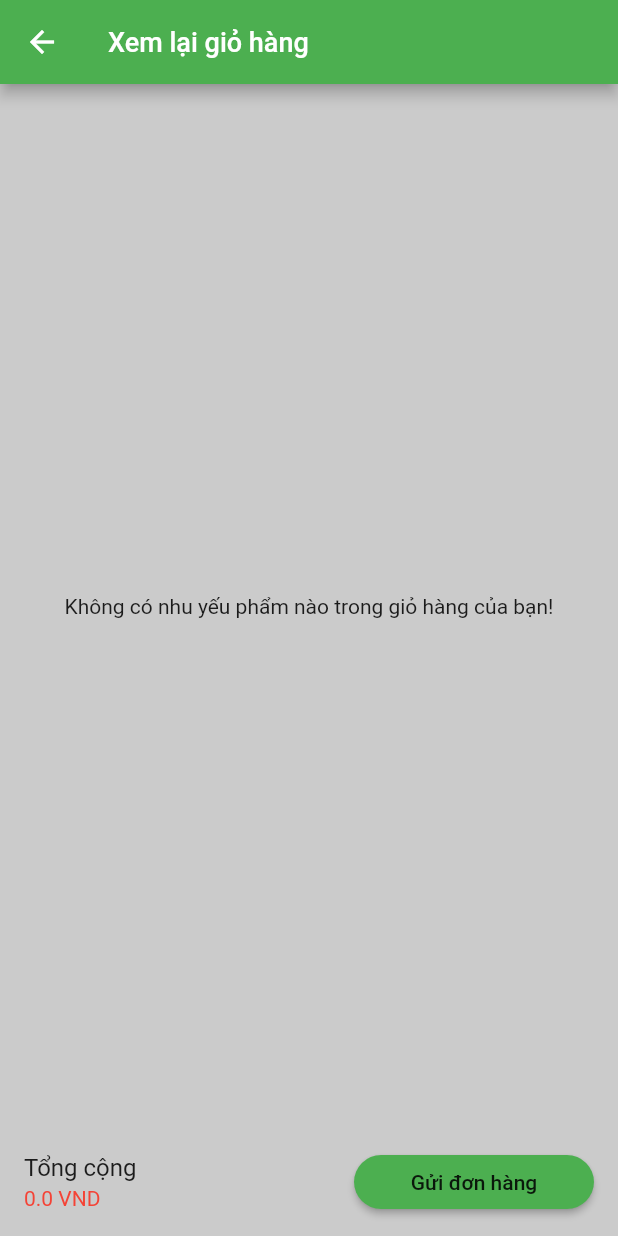
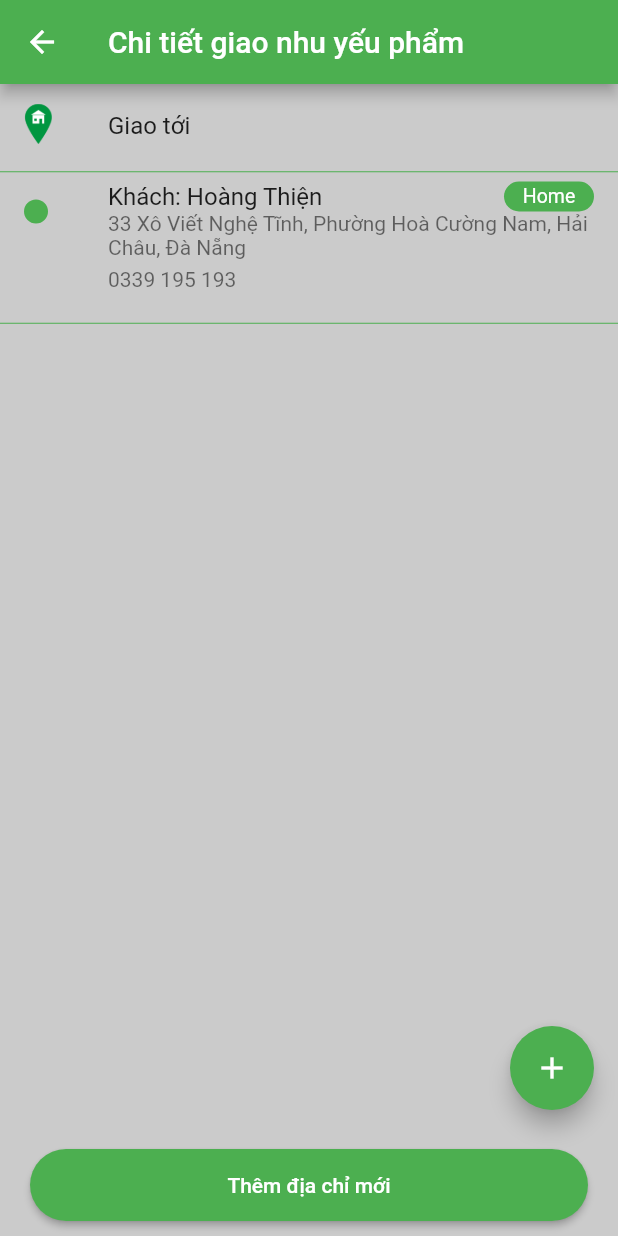
Before and after one commit to tphongj4/Flutter-App, a Flutter app: the ReviewCart screen opened directly, after a tap on "Gửi đơn hàng", on a phone screen of 412 x 824 dp. Run offline on Flutter 3.47's test engine with Material 2 defaults, Android fonts, the phone set to English and light mode, and no system bars; our stand-ins replace cloud_firestore, firebase_auth, firebase_core, flutter_signin_button, fluttertoast, google_sign_in; accounts and stored records are empty; network calls fail.

Commit message:
create_delivery_details_Thong_tin_ giao_hang By Hoang Thien

```diff
--- a/lib/screens_app/cart_review/cart_review.dart
+++ b/lib/screens_app/cart_review/cart_review.dart
@@ -4,6 +4,7 @@ import 'package:market_online_app/widgets/single_item.dart';
 import 'package:provider/provider.dart';
 import 'package:market_online_app/models/review_cart_model.dart';
 import 'package:market_online_app/providers/review_cart_provider.dart';
+import 'package:market_online_app/screens_app/check_out/delivery_details/delivery_details.dart';
 
 class ReviewCart extends StatelessWidget {
   ReviewCartProvider reviewCartProvider;
@@ -63,7 +64,13 @@ class ReviewCart extends StatelessWidget {
             color: Colors.green,
             shape:
                 RoundedRectangleBorder(borderRadius: BorderRadius.circular(30)),
-            onPressed: () {},
+            onPressed: () {
+              Navigator.of(context).push(
+                MaterialPageRoute(
+                  builder: (context) => DeliveryDetails(),
+                ),
+              );
+          },
           ),
         ),
       ),
--- /dev/null
+++ b/lib/screens_app/check_out/delivery_details/delivery_details.dart
@@ -0,0 +1,61 @@
+import 'package:flutter/material.dart';
+import 'package:market_online_app/screens_app/check_out/delivery_details/single_delivery_item.dart';
+
+class DeliveryDetails extends StatelessWidget {
+  @override
+  Widget build(BuildContext context) {
+    return Scaffold(
+      appBar: AppBar(
+        title: Text("Chi tiết giao nhu yếu phẩm"),
+        backgroundColor: Colors.green,
+      ),
+      floatingActionButton: FloatingActionButton(
+        backgroundColor: Colors.green,
+        child: Icon(Icons.add),
+        onPressed: () {},
+      ),
+      bottomNavigationBar: Container(
+        // width: 160,
+        height: 48,
+        margin: EdgeInsets.symmetric(vertical: 10, horizontal: 20),
+        child: MaterialButton(
+          child: Text(
+            "Thêm địa chỉ mới",
+            style: TextStyle(color: Colors.white),
+          ),
+          onPressed: () {},
+          color: Colors.green,
+          shape: RoundedRectangleBorder(
+              borderRadius: BorderRadius.circular(
+            30,
+          )),
+        ),
+      ),
+      body: ListView(
+        children: [
+          ListTile(
+            title: Text("Giao tới"),
+            leading: Image.asset(
+              "images/location.png",
+              height: 30,
+            ),
+          ),
+          Divider(
+            height: 5,
+            color: Colors.green,
+          ),
+          Column(
+            children: [
+              SingleDeliveryItem(
+                address: "33 Xô Viết Nghệ Tĩnh, Phường Hoà Cường Nam, Hải Châu, Đà Nẵng",
+                tittle: "Khách: Hoàng Thiện",
+                number: "0339 195 193",
+                addressType: "Home",
+              ),
+            ],
+          )
+        ],
+      ),
+    );
+  }
+}
--- /dev/null
+++ b/lib/screens_app/check_out/delivery_details/single_delivery_item.dart
@@ -0,0 +1,68 @@
+import 'package:flutter/material.dart';
+
+class SingleDeliveryItem extends StatelessWidget {
+  final String tittle;
+  final String address;
+  final String number;
+  final String addressType;
+
+  SingleDeliveryItem({
+    this.tittle,
+    this.address,
+    this.number,
+    this.addressType,
+  });
+
+  @override
+  Widget build(BuildContext context) {
+    return Column(
+      children: [
+        ListTile(
+          title: Row(
+            mainAxisAlignment: MainAxisAlignment.spaceBetween,
+            children: [
+              Text(tittle),
+              Container(
+                width: 60,
+                padding: EdgeInsets.all(1),
+                height: 20,
+                decoration: BoxDecoration(
+                  color: Colors.green,
+                  borderRadius: BorderRadius.circular(10),
+                ),
+                child: Center(
+                  child: Text(
+                    addressType,
+                    style: TextStyle(
+                      fontSize: 13,
+                      color: Colors.white,
+                    ),
+                  ),
+                ),
+              ),
+            ],
+          ),
+          leading: CircleAvatar(
+            radius: 8,
+            backgroundColor: Colors.green,
+          ),
+          subtitle: Column(
+            mainAxisAlignment: MainAxisAlignment.spaceEvenly,
+            crossAxisAlignment: CrossAxisAlignment.start,
+            children: [
+                Text(address),
+              SizedBox(
+                height: 5,
+              ),
+              Text(number),
+            ],
+          ),
+        ),
+        Divider(
+          height: 35,
+          color: Colors.green,
+        )
+      ],
+    );
+  }
+}
```
Also changed, not shown: images/location.png (added).
